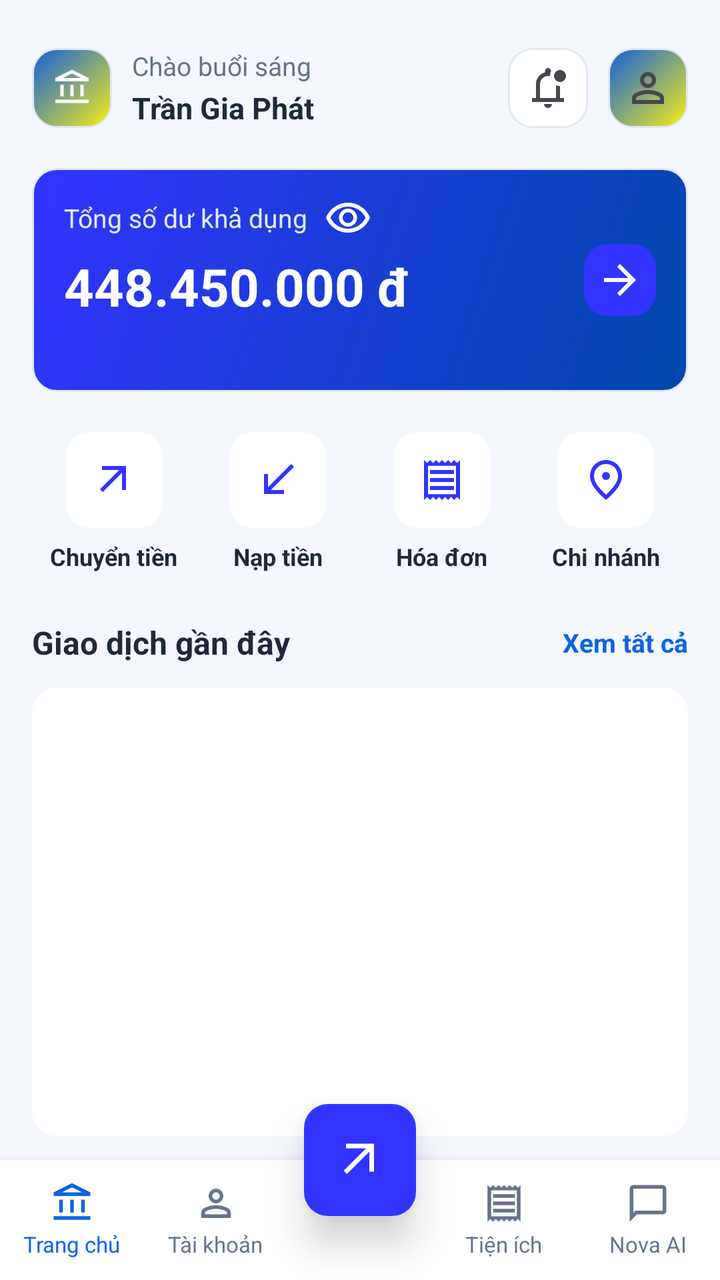
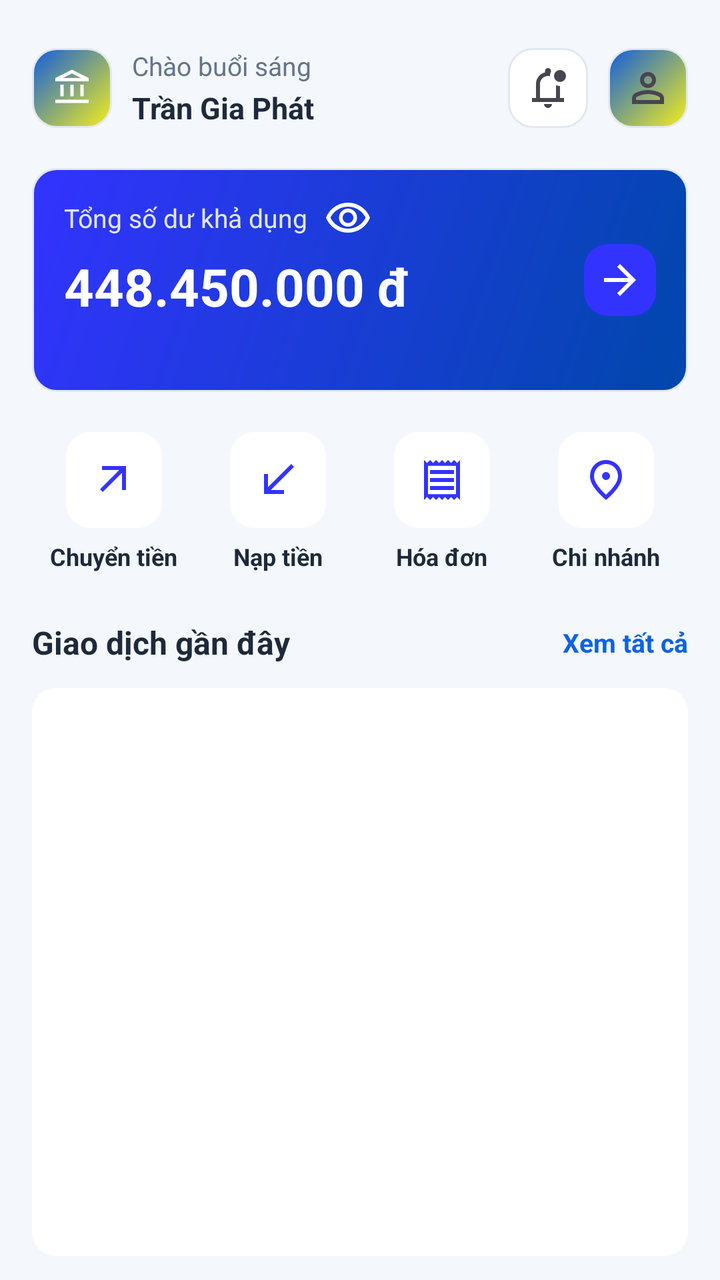

An Android layout rendered at two revisions. The XML below is the earlier revision; the diff shows what the commit changed to produce the second picture.
<!-- AndroidManifest.xml: application theme Theme.Industrial_and_Commercial_Bank_of_TDTU -->
<!-- res/layout/activity_home.xml -->
<?xml version="1.0" encoding="utf-8"?>
<androidx.constraintlayout.widget.ConstraintLayout xmlns:android="http://schemas.android.com/apk/res/android"
    xmlns:app="http://schemas.android.com/apk/res-auto"
    xmlns:tools="http://schemas.android.com/tools"
    android:id="@+id/main"
    android:layout_width="match_parent"
    android:layout_height="match_parent"
    android:background="#F4F7FC"
    tools:context=".HomeActivity">

    
    <ImageView
        android:id="@+id/imageView"
        android:layout_width="40dp"
        android:layout_height="40dp"
        android:layout_marginStart="16dp"
        android:layout_marginTop="24dp"
        android:background="@drawable/bg_logo_rounded"
        android:padding="10dp"
        app:layout_constraintStart_toStartOf="parent"
        app:layout_constraintTop_toTopOf="parent"
        app:srcCompat="@drawable/account_balance_24px" />

    <TextView
        android:id="@+id/textView8"
        android:layout_width="wrap_content"
        android:layout_height="wrap_content"
        android:layout_marginStart="10dp"
        android:text="Chào buổi sáng"
        android:textColor="#64748B"
        android:textSize="13sp"
        app:layout_constraintStart_toEndOf="@+id/imageView"
        app:layout_constraintTop_toTopOf="@+id/imageView" />

    <TextView
        android:id="@+id/txtName"
        android:layout_width="wrap_content"
        android:layout_height="wrap_content"
        android:layout_marginStart="10dp"
        android:layout_marginTop="2dp"
        android:text="Trần Gia Phát"
        android:textColor="#1E293B"
        android:textSize="15sp"
        android:textStyle="bold"
        app:layout_constraintStart_toEndOf="@+id/imageView"
        app:layout_constraintTop_toBottomOf="@+id/textView8" />

    <ImageButton
        android:id="@+id/imgProfile"
        android:layout_width="40dp"
        android:layout_height="40dp"
        android:layout_marginEnd="16dp"
        android:background="@drawable/bg_logo_rounded"
        android:padding="10dp"
        app:layout_constraintBottom_toBottomOf="@+id/imageView"
        app:layout_constraintEnd_toEndOf="parent"
        app:layout_constraintTop_toTopOf="@+id/imageView"
        app:srcCompat="@drawable/person_24px" />

    <ImageButton
        android:id="@+id/imgNoti"
        android:layout_width="40dp"
        android:layout_height="40dp"
        android:layout_marginEnd="10dp"
        android:background="@drawable/bg_input_rounded"
        android:padding="10dp"
        app:layout_constraintBottom_toBottomOf="@+id/imgProfile"
        app:layout_constraintEnd_toStartOf="@+id/imgProfile"
        app:layout_constraintTop_toTopOf="@+id/imgProfile"
        app:srcCompat="@drawable/notifications_unread_24px" />

    
    <androidx.constraintlayout.widget.ConstraintLayout
        android:id="@+id/cardBalance"
        android:layout_width="0dp"
        android:layout_height="112dp"
        android:layout_marginStart="16dp"
        android:layout_marginTop="20dp"
        android:layout_marginEnd="16dp"
        android:background="@drawable/bg_balance"
        android:padding="16dp"
        app:layout_constraintEnd_toEndOf="parent"
        app:layout_constraintStart_toStartOf="parent"
        app:layout_constraintTop_toBottomOf="@+id/imageView">

        <TextView
            android:id="@+id/txtTitleBalance"
            android:layout_width="wrap_content"
            android:layout_height="wrap_content"
            android:text="Tổng số dư khả dụng"
            android:textColor="#E2E8F0"
            android:textSize="13sp"
            app:layout_constraintStart_toStartOf="parent"
            app:layout_constraintTop_toTopOf="parent" />

        <TextView
            android:id="@+id/txtBalance"
            android:layout_width="wrap_content"
            android:layout_height="wrap_content"
            android:layout_marginTop="8dp"
            android:text="448.450.000 đ"
            android:textColor="@color/white"
            android:textSize="26sp"
            android:textStyle="bold"
            app:layout_constraintStart_toStartOf="parent"
            app:layout_constraintTop_toBottomOf="@+id/txtTitleBalance" />

        <ImageButton
            android:id="@+id/imgSee"
            android:layout_width="24dp"
            android:layout_height="24dp"
            android:layout_marginStart="8dp"
            android:background="?attr/selectableItemBackgroundBorderless"
            app:layout_constraintBottom_toBottomOf="@+id/txtTitleBalance"
            app:layout_constraintStart_toEndOf="@+id/txtTitleBalance"
            app:layout_constraintTop_toTopOf="@+id/txtTitleBalance"
            app:srcCompat="@drawable/visibility_24px"
            app:tint="#FFFFFF" />

        <ImageButton
            android:id="@+id/imgNext"
            android:layout_width="36dp"
            android:layout_height="36dp"
            android:background="@drawable/bg_btn"
            android:padding="8dp"
            app:layout_constraintBottom_toBottomOf="parent"
            app:layout_constraintEnd_toEndOf="parent"
            app:layout_constraintTop_toTopOf="parent"
            app:srcCompat="@drawable/arrow_forward_24px" />

    </androidx.constraintlayout.widget.ConstraintLayout>

    
    <LinearLayout
        android:id="@+id/layoutActions"
        android:layout_width="match_parent"
        android:layout_height="wrap_content"
        android:layout_marginStart="16dp"
        android:layout_marginTop="20dp"
        android:layout_marginEnd="16dp"
        android:orientation="horizontal"
        android:weightSum="4"
        app:layout_constraintEnd_toEndOf="parent"
        app:layout_constraintStart_toStartOf="parent"
        app:layout_constraintTop_toBottomOf="@+id/cardBalance">

        <LinearLayout
            android:layout_width="0dp"
            android:layout_height="wrap_content"
            android:layout_weight="1"
            android:gravity="center"
            android:orientation="vertical">

            <ImageButton
                android:id="@+id/btnTranferOut"
                android:layout_width="48dp"
                android:layout_height="48dp"
                android:background="@drawable/bg_btn1"
                android:padding="12dp"
                app:srcCompat="@drawable/arrow_outward" />

            <TextView
                android:layout_width="wrap_content"
                android:layout_height="wrap_content"
                android:layout_marginTop="6dp"
                android:text="Chuyển tiền"
                android:textColor="#1E293B"
                android:textSize="12sp"
                android:textStyle="bold" />
        </LinearLayout>

        <LinearLayout
            android:layout_width="0dp"
            android:layout_height="wrap_content"
            android:layout_weight="1"
            android:gravity="center"
            android:orientation="vertical">

            <ImageButton
                android:id="@+id/btnTranferIn"
                android:layout_width="48dp"
                android:layout_height="48dp"
                android:background="@drawable/bg_btn1"
                android:padding="12dp"
                app:srcCompat="@drawable/call_received" />

            <TextView
                android:layout_width="wrap_content"
                android:layout_height="wrap_content"
                android:layout_marginTop="6dp"
                android:text="Nạp tiền"
                android:textColor="#1E293B"
                android:textSize="12sp"
                android:textStyle="bold" />
        </LinearLayout>

        <LinearLayout
            android:layout_width="0dp"
            android:layout_height="wrap_content"
            android:layout_weight="1"
            android:gravity="center"
            android:orientation="vertical">

            <ImageButton
                android:id="@+id/btnBill"
                android:layout_width="48dp"
                android:layout_height="48dp"
                android:background="@drawable/bg_btn1"
                android:padding="12dp"
                app:srcCompat="@drawable/receipt" />

            <TextView
                android:layout_width="wrap_content"
                android:layout_height="wrap_content"
                android:layout_marginTop="6dp"
                android:text="Hóa đơn"
                android:textColor="#1E293B"
                android:textSize="12sp"
                android:textStyle="bold" />
        </LinearLayout>

        <LinearLayout
            android:layout_width="0dp"
            android:layout_height="wrap_content"
            android:layout_weight="1"
            android:gravity="center"
            android:orientation="vertical">

            <ImageButton
                android:id="@+id/btnLocation"
                android:layout_width="48dp"
                android:layout_height="48dp"
                android:background="@drawable/bg_btn1"
                android:padding="12dp"
                app:srcCompat="@drawable/location_on" />

            <TextView
                android:layout_width="wrap_content"
                android:layout_height="wrap_content"
                android:layout_marginTop="6dp"
                android:text="Chi nhánh"
                android:textColor="#1E293B"
                android:textSize="12sp"
                android:textStyle="bold" />
        </LinearLayout>
    </LinearLayout>

    
    <TextView
        android:id="@+id/textView14"
        android:layout_width="wrap_content"
        android:layout_height="wrap_content"
        android:layout_marginStart="16dp"
        android:layout_marginTop="24dp"
        android:text="Giao dịch gần đây"
        android:textColor="#1E293B"
        android:textSize="16sp"
        android:textStyle="bold"
        app:layout_constraintStart_toStartOf="parent"
        app:layout_constraintTop_toBottomOf="@+id/layoutActions" />

    <TextView
        android:id="@+id/txtTransHis"
        android:layout_width="wrap_content"
        android:layout_height="wrap_content"
        android:layout_marginEnd="16dp"
        android:text="Xem tất cả"
        android:textColor="#0B63E5"
        android:textSize="13sp"
        android:textStyle="bold"
        app:layout_constraintBottom_toBottomOf="@+id/textView14"
        app:layout_constraintEnd_toEndOf="parent"
        app:layout_constraintTop_toTopOf="@+id/textView14" />

    
    <ListView
        android:id="@+id/lv"
        android:layout_width="0dp"
        android:layout_height="0dp"
        android:layout_marginStart="16dp"
        android:layout_marginTop="12dp"
        android:layout_marginEnd="16dp"
        android:layout_marginBottom="12dp"
        android:background="@drawable/bg_btn1"
        android:divider="@null"
        app:layout_constraintBottom_toTopOf="@+id/bottomNav"
        app:layout_constraintEnd_toEndOf="parent"
        app:layout_constraintStart_toStartOf="parent"
        app:layout_constraintTop_toBottomOf="@+id/textView14" />

    
    <LinearLayout
        android:id="@+id/bottomNav"
        android:layout_width="match_parent"
        android:layout_height="60dp"
        android:background="#FFFFFF"
        android:elevation="8dp"
        android:orientation="horizontal"
        android:weightSum="5"
        app:layout_constraintBottom_toBottomOf="parent"
        app:layout_constraintEnd_toEndOf="parent"
        app:layout_constraintStart_toStartOf="parent">

        
        <LinearLayout
            android:id="@+id/navHome"
            android:layout_width="0dp"
            android:layout_height="match_parent"
            android:layout_weight="1"
            android:gravity="center"
            android:orientation="vertical">

            <ImageView
                android:layout_width="22dp"
                android:layout_height="22dp"
                android:src="@drawable/account_balance_24px"
                app:tint="#0B63E5" />

            <TextView
                android:layout_width="wrap_content"
                android:layout_height="wrap_content"
                android:layout_marginTop="2dp"
                android:text="Trang chủ"
                android:textColor="#0B63E5"
                android:textSize="11sp" />
        </LinearLayout>

        
        <LinearLayout
            android:id="@+id/navAccount"
            android:layout_width="0dp"
            android:layout_height="match_parent"
            android:layout_weight="1"
            android:gravity="center"
            android:orientation="vertical">

            <ImageView
                android:layout_width="22dp"
                android:layout_height="22dp"
                android:src="@drawable/person_24px"
                app:tint="#64748B" />

            <TextView
                android:layout_width="wrap_content"
                android:layout_height="wrap_content"
                android:layout_marginTop="2dp"
                android:text="Tài khoản"
                android:textColor="#64748B"
                android:textSize="11sp" />
        </LinearLayout>

        
        <View
            android:layout_width="0dp"
            android:layout_height="match_parent"
            android:layout_weight="1" />

        
        <LinearLayout
            android:id="@+id/navUtilities"
            android:layout_width="0dp"
            android:layout_height="match_parent"
            android:layout_weight="1"
            android:gravity="center"
            android:orientation="vertical">

            <ImageView
                android:id="@+id/btnBillMenu"
                android:layout_width="22dp"
                android:layout_height="22dp"
                android:src="@drawable/receipt"
                app:tint="#64748B" />

            <TextView
                android:layout_width="wrap_content"
                android:layout_height="wrap_content"
                android:layout_marginTop="2dp"
                android:text="Tiện ích"
                android:textColor="#64748B"
                android:textSize="11sp" />
        </LinearLayout>

        
        <LinearLayout
            android:id="@+id/navAI"
            android:layout_width="0dp"
            android:layout_height="match_parent"
            android:layout_weight="1"
            android:gravity="center"
            android:orientation="vertical">

            <ImageView
                android:layout_width="22dp"
                android:layout_height="22dp"
                android:src="@drawable/chat_bubble_24px"
                app:tint="#64748B" />

            <TextView
                android:layout_width="wrap_content"
                android:layout_height="wrap_content"
                android:layout_marginTop="2dp"
                android:text="Nova AI"
                android:textColor="#64748B"
                android:textSize="11sp" />
        </LinearLayout>

    </LinearLayout>

    
    <ImageButton
        android:id="@+id/btnCenter"
        android:layout_width="56dp"
        android:layout_height="56dp"
        android:background="@drawable/bg_btn"
        android:elevation="12dp"
        android:padding="14dp"
        android:scaleType="fitCenter"
        android:src="@drawable/arrow_outward"
        app:layout_constraintBottom_toTopOf="@+id/bottomNav"
        app:layout_constraintEnd_toEndOf="parent"
        app:layout_constraintStart_toStartOf="parent"
        app:layout_constraintTop_toTopOf="@+id/bottomNav"
        app:tint="#FFFFFF" />

</androidx.constraintlayout.widget.ConstraintLayout>
<!-- resources referenced by this layout -->
<resources>
  <color name="white">#FFFFFFFF</color>
  <!-- drawable arrow_outward (drawable) -->
  <vector xmlns:android="http://schemas.android.com/apk/res/android"
      android:width="24dp"
      android:height="24dp"
      android:viewportWidth="24"
      android:viewportHeight="24">
      <path android:fillColor="#3333FF"
          android:pathData="M6.4,18L5,16.6L14.6,7H6V5H18V17H16V8.4L6.4,18Z"/>
  </vector>
  <!-- drawable bg_balance (drawable) -->
  <?xml version="1.0" encoding="utf-8"?>
  <shape xmlns:android="http://schemas.android.com/apk/res/android"
      android:shape="rectangle">
      
      <gradient
          android:type="linear"
          android:angle="135"
          android:endColor="#3333FF"
          android:startColor="#0047ab" />
  
      
      <corners android:radius="12dp" />
  
      
      <stroke
          android:width="1dp"
          android:color="#E2E8F0" />
  </shape>
  <!-- drawable bg_btn (drawable) -->
  <?xml version="1.0" encoding="utf-8"?>
  <shape xmlns:android="http://schemas.android.com/apk/res/android"
      android:shape="rectangle">
      
      <solid android:color="#3333FF" />
  
      
      <corners android:radius="12dp" />
  
  </shape>
  <!-- drawable bg_btn1 (drawable) -->
  <?xml version="1.0" encoding="utf-8"?>
  <shape xmlns:android="http://schemas.android.com/apk/res/android"
      android:shape="rectangle">
      
      <solid android:color="@color/white" />
  
      
      <corners android:radius="12dp" />
  
  </shape>
  <!-- drawable bg_input_rounded (drawable) -->
  <?xml version="1.0" encoding="utf-8"?>
  <shape xmlns:android="http://schemas.android.com/apk/res/android"
      android:shape="rectangle">
      
      <solid android:color="#FFFFFF" />
  
      
      <corners android:radius="12dp" />
  
      
      <stroke
          android:width="1dp"
          android:color="#E2E8F0" />
  </shape>
  <!-- drawable bg_logo_rounded (drawable) -->
  <?xml version="1.0" encoding="utf-8"?>
  <shape xmlns:android="http://schemas.android.com/apk/res/android"
      android:shape="rectangle">
      
      <gradient
          android:type="linear"
          android:angle="135"
          android:startColor="#f6ee19"
          android:endColor="#115ede" />
  
      
      <corners android:radius="12dp" />
  
      
      <stroke
          android:width="1dp"
          android:color="#E2E8F0" />
  </shape>
  <!-- drawable call_received (drawable) -->
  <vector xmlns:android="http://schemas.android.com/apk/res/android"
      android:width="24dp"
      android:height="24dp"
      android:viewportWidth="24"
      android:viewportHeight="24">
      <path android:fillColor="#3333FF"
          android:pathData="M5,19V9H7v6.6L18.6,4L20,5.4L8.4,17H15v2H5Z"/>
  </vector>
  <!-- drawable chat_bubble_24px (drawable) -->
  <vector xmlns:android="http://schemas.android.com/apk/res/android"
      android:width="24dp"
      android:height="24dp"
      android:viewportWidth="960"
      android:viewportHeight="960"
      android:tint="?attr/colorControlNormal">
    <path
        android:fillColor="@android:color/white"
        android:pathData="M80,880L80,160Q80,127 103.5,103.5Q127,80 160,80L800,80Q833,80 856.5,103.5Q880,127 880,160L880,640Q880,673 856.5,696.5Q833,720 800,720L240,720L80,880ZM206,640L800,640Q800,640 800,640Q800,640 800,640L800,160Q800,160 800,160Q800,160 800,160L160,160Q160,160 160,160Q160,160 160,160L160,685L206,640ZM160,640L160,640L160,160Q160,160 160,160Q160,160 160,160L160,160Q160,160 160,160Q160,160 160,160L160,640Q160,640 160,640Q160,640 160,640Z"/>
  </vector>
  <style name="Theme.Industrial_and_Commercial_Bank_of_TDTU" parent="Base.Theme.Industrial_and_Commercial_Bank_of_TDTU" />
  <style name="Base.Theme.Industrial_and_Commercial_Bank_of_TDTU" parent="Theme.Material3.DayNight.NoActionBar">
          
          
      </style>
  <!-- unchanged entries left out for length: 7 -->
</resources>

<!-- the commit's change to res/layout/activity_home.xml (unified diff, before → after) -->
@@ -283,143 +283,9 @@
         android:layout_marginBottom="12dp"
         android:background="@drawable/bg_btn1"
         android:divider="@null"
-        app:layout_constraintBottom_toTopOf="@+id/bottomNav"
+        app:layout_constraintBottom_toBottomOf="parent"
         app:layout_constraintEnd_toEndOf="parent"
         app:layout_constraintStart_toStartOf="parent"
         app:layout_constraintTop_toBottomOf="@+id/textView14" />
 
-    
-    <LinearLayout
-        android:id="@+id/bottomNav"
-        android:layout_width="match_parent"
-        android:layout_height="60dp"
-        android:background="#FFFFFF"
-        android:elevation="8dp"
-        android:orientation="horizontal"
-        android:weightSum="5"
-        app:layout_constraintBottom_toBottomOf="parent"
-        app:layout_constraintEnd_toEndOf="parent"
-        app:layout_constraintStart_toStartOf="parent">
-
-        
-        <LinearLayout
-            android:id="@+id/navHome"
-            android:layout_width="0dp"
-            android:layout_height="match_parent"
-            android:layout_weight="1"
-            android:gravity="center"
-            android:orientation="vertical">
-
-            <ImageView
-                android:layout_width="22dp"
-                android:layout_height="22dp"
-                android:src="@drawable/account_balance_24px"
-                app:tint="#0B63E5" />
-
-            <TextView
-                android:layout_width="wrap_content"
-                android:layout_height="wrap_content"
-                android:layout_marginTop="2dp"
-                android:text="Trang chủ"
-                android:textColor="#0B63E5"
-                android:textSize="11sp" />
-        </LinearLayout>
-
-        
-        <LinearLayout
-            android:id="@+id/navAccount"
-            android:layout_width="0dp"
-            android:layout_height="match_parent"
-            android:layout_weight="1"
-            android:gravity="center"
-            android:orientation="vertical">
-
-            <ImageView
-                android:layout_width="22dp"
-                android:layout_height="22dp"
-                android:src="@drawable/person_24px"
-                app:tint="#64748B" />
-
-            <TextView
-                android:layout_width="wrap_content"
-                android:layout_height="wrap_content"
-                android:layout_marginTop="2dp"
-                android:text="Tài khoản"
-                android:textColor="#64748B"
-                android:textSize="11sp" />
-        </LinearLayout>
-
-        
-        <View
-            android:layout_width="0dp"
-            android:layout_height="match_parent"
-            android:layout_weight="1" />
-
-        
-        <LinearLayout
-            android:id="@+id/navUtilities"
-            android:layout_width="0dp"
-            android:layout_height="match_parent"
-            android:layout_weight="1"
-            android:gravity="center"
-            android:orientation="vertical">
-
-            <ImageView
-                android:id="@+id/btnBillMenu"
-                android:layout_width="22dp"
-                android:layout_height="22dp"
-                android:src="@drawable/receipt"
-                app:tint="#64748B" />
-
-            <TextView
-                android:layout_width="wrap_content"
-                android:layout_height="wrap_content"
-                android:layout_marginTop="2dp"
-                android:text="Tiện ích"
-                android:textColor="#64748B"
-                android:textSize="11sp" />
-        </LinearLayout>
-
-        
-        <LinearLayout
-            android:id="@+id/navAI"
-            android:layout_width="0dp"
-            android:layout_height="match_parent"
-            android:layout_weight="1"
-            android:gravity="center"
-            android:orientation="vertical">
-
-            <ImageView
-                android:layout_width="22dp"
-                android:layout_height="22dp"
-                android:src="@drawable/chat_bubble_24px"
-                app:tint="#64748B" />
-
-            <TextView
-                android:layout_width="wrap_content"
-                android:layout_height="wrap_content"
-                android:layout_marginTop="2dp"
-                android:text="Nova AI"
-                android:textColor="#64748B"
-                android:textSize="11sp" />
-        </LinearLayout>
-
-    </LinearLayout>
-
-    
-    <ImageButton
-        android:id="@+id/btnCenter"
-        android:layout_width="56dp"
-        android:layout_height="56dp"
-        android:background="@drawable/bg_btn"
-        android:elevation="12dp"
-        android:padding="14dp"
-        android:scaleType="fitCenter"
-        android:src="@drawable/arrow_outward"
-        app:layout_constraintBottom_toTopOf="@+id/bottomNav"
-        app:layout_constraintEnd_toEndOf="parent"
-        app:layout_constraintStart_toStartOf="parent"
-        app:layout_constraintTop_toTopOf="@+id/bottomNav"
-        app:tint="#FFFFFF" />
-
 </androidx.constraintlayout.widget.ConstraintLayout>
<!-- resource entries referenced after the edit -->
@@ -94,17 +94,6 @@
       <path android:fillColor="#3333FF"
           android:pathData="M5,19V9H7v6.6L18.6,4L20,5.4L8.4,17H15v2H5Z"/>
   </vector>
-  <!-- drawable chat_bubble_24px (drawable) -->
-  <vector xmlns:android="http://schemas.android.com/apk/res/android"
-      android:width="24dp"
-      android:height="24dp"
-      android:viewportWidth="960"
-      android:viewportHeight="960"
-      android:tint="?attr/colorControlNormal">
-    <path
-        android:fillColor="@android:color/white"
-        android:pathData="M80,880L80,160Q80,127 103.5,103.5Q127,80 160,80L800,80Q833,80 856.5,103.5Q880,127 880,160L880,640Q880,673 856.5,696.5Q833,720 800,720L240,720L80,880ZM206,640L800,640Q800,640 800,640Q800,640 800,640L800,160Q800,160 800,160Q800,160 800,160L160,160Q160,160 160,160Q160,160 160,160L160,685L206,640ZM160,640L160,640L160,160Q160,160 160,160Q160,160 160,160L160,160Q160,160 160,160Q160,160 160,160L160,640Q160,640 160,640Q160,640 160,640Z"/>
-  </vector>
   <style name="Theme.Industrial_and_Commercial_Bank_of_TDTU" parent="Base.Theme.Industrial_and_Commercial_Bank_of_TDTU" />
   <style name="Base.Theme.Industrial_and_Commercial_Bank_of_TDTU" parent="Theme.Material3.DayNight.NoActionBar">
           
